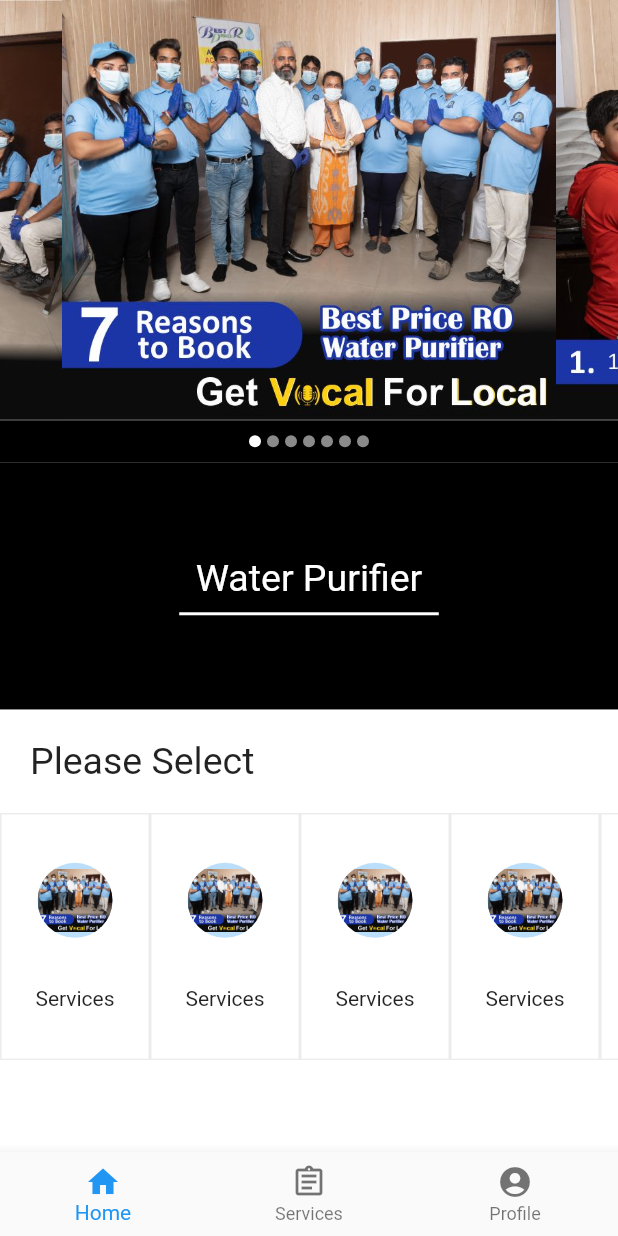
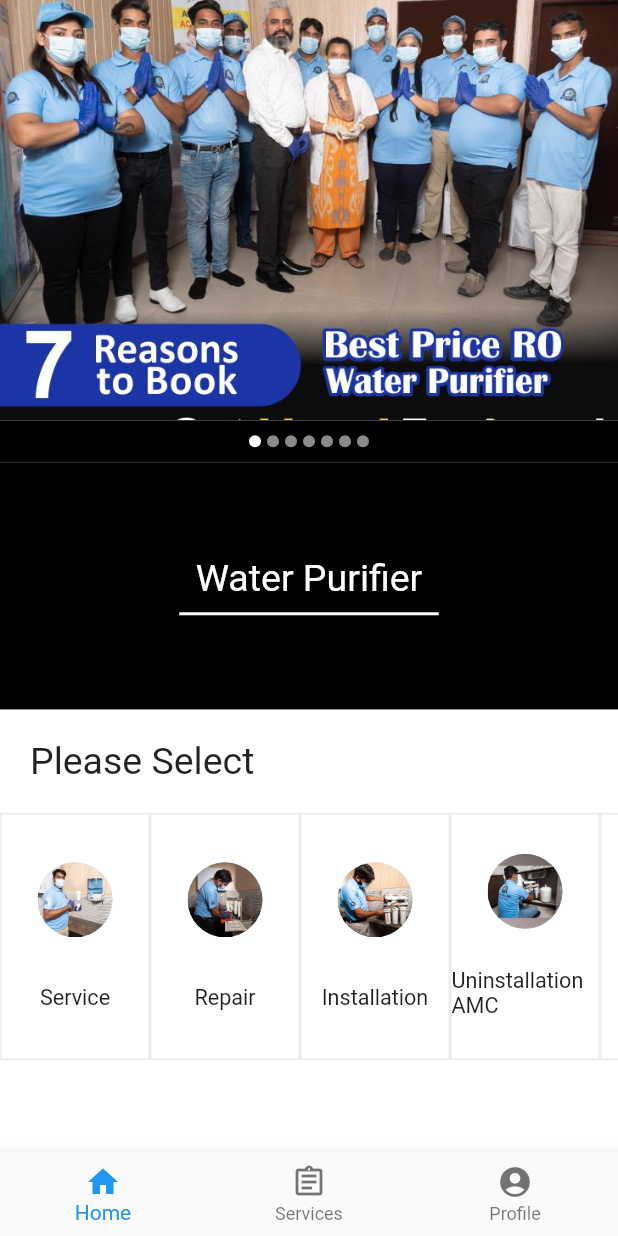
Before and after one commit to FrazileDevelopers/BestRO, a Flutter app: the HomePage screen opened by its route, on a phone screen of 412 x 824 dp. Run offline on Flutter 3.47's test engine with Material 2 defaults, Android fonts, the phone set to English and light mode, and no system bars; drawn by our look-alikes of carousel_slider; our stand-ins replace auto_route, firebase_core, firebase_messaging, firebase_storage, freezed_annotation, get_it; accounts and stored records are empty.

Commit message:
Bugs Fixed

```diff
--- /dev/null
+++ b/lib/models/servicesModel.dart
@@ -0,0 +1,11 @@
+import 'package:freezed_annotation/freezed_annotation.dart';
+
+part 'servicesModel.freezed.dart';
+
+@freezed
+class ServicesModel with _$ServicesModel {
+  const factory ServicesModel({
+    required String image,
+    required String name,
+  }) = _ServicesModel;
+}
--- a/lib/pages/home/home.dart
+++ b/lib/pages/home/home.dart
@@ -1,4 +1,5 @@
 import 'package:bestro/constants/strings.dart';
+import 'package:bestro/models/servicesModel.dart';
 import 'package:carousel_slider/carousel_slider.dart';
 import 'package:flutter/material.dart';
 
@@ -21,15 +22,21 @@ class _HomePageState extends State<HomePage> {
     'assets/slider/7.jpg',
   ];
 
+  List<ServicesModel> services = [
+    ServicesModel(image: 'assets/services/1.jpg', name: 'Service'),
+    ServicesModel(image: 'assets/services/2.jpg', name: 'Repair'),
+    ServicesModel(image: 'assets/services/3.jpg', name: 'Installation'),
+    ServicesModel(image: 'assets/services/4.jpg', name: 'Uninstallation AMC'),
+    ServicesModel(image: 'assets/services/5.png', name: 'New RO'),
+  ];
+
   @override
   void initState() {
-    // TODO: implement initState
     super.initState();
   }
 
   @override
   void dispose() {
-    // TODO: implement dispose
     super.dispose();
   }
 
@@ -47,6 +54,10 @@ class _HomePageState extends State<HomePage> {
             CarouselSlider(
               options: CarouselOptions(
                   height: height * .34,
+                  viewportFraction: 1.0,
+                  initialPage: 0,
+                  enableInfiniteScroll: true,
+                  enlargeCenterPage: false,
                   autoPlay: true,
                   onPageChanged: (index, reason) {
                     setState(() {
@@ -132,7 +143,7 @@ class _HomePageState extends State<HomePage> {
                 scrollDirection: Axis.horizontal,
                 physics: BouncingScrollPhysics(),
                 children: List.generate(
-                  5,
+                  services.length,
                   (i) => Container(
                     width: 100.0,
                     decoration: BoxDecoration(
@@ -152,13 +163,18 @@ class _HomePageState extends State<HomePage> {
                           child: Container(
                             decoration: BoxDecoration(
                               image: DecorationImage(
-                                image: AssetImage('assets/slider/1.jpg'),
+                                image: AssetImage(services[i].image),
                               ),
                               shape: BoxShape.circle,
                             ),
                           ),
                         ),
-                        Text('Services'),
+                        Text(
+                          services[i].name,
+                          style: TextStyle(
+                            fontSize: width * .035,
+                          ),
+                        ),
                       ],
                     ),
                   ),
--- a/lib/routes/router.dart
+++ b/lib/routes/router.dart
@@ -1,5 +1,6 @@
 import 'package:auto_route/auto_route.dart';
 import 'package:bestro/pages/profile/profile.dart';
+import 'package:bestro/pages/splash/spalsh.dart';
 
 import '../pages/bottomNavHome/bottomNavHome.dart';
 import '../pages/home/home.dart';
@@ -8,6 +9,7 @@ import '../pages/services/services.dart';
 @AdaptiveAutoRouter(
   replaceInRouteName: 'Page,Route',
   routes: <AutoRoute>[
+    AutoRoute(page: Splash, initial: true),
     AutoRoute(
       page: BottomNavHome,
       children: [
@@ -15,7 +17,7 @@ import '../pages/services/services.dart';
         AutoRoute(page: Services, name: 'ServicesRouter'),
         AutoRoute(page: Profile, name: 'ProfileRouter'),
       ],
-        initial: true),
+    ),
   ],
 )
 // extend the generated private router
```
Also changed, not shown: lib/pages/splash/spalsh.dart (added, +19 -0 lines), pubspec.yaml (+12 -0 lines), assets/services/1.jpg (added), assets/services/2.jpg (added), assets/services/3.jpg (added), assets/services/4.jpg (added), assets/services/5.png (added), lib/models/servicesModel.freezed.dart (added), lib/routes/router.gr.dart, pubspec.lock, 2 other files. Lines whose indentation alone changed are shown as unchanged.
